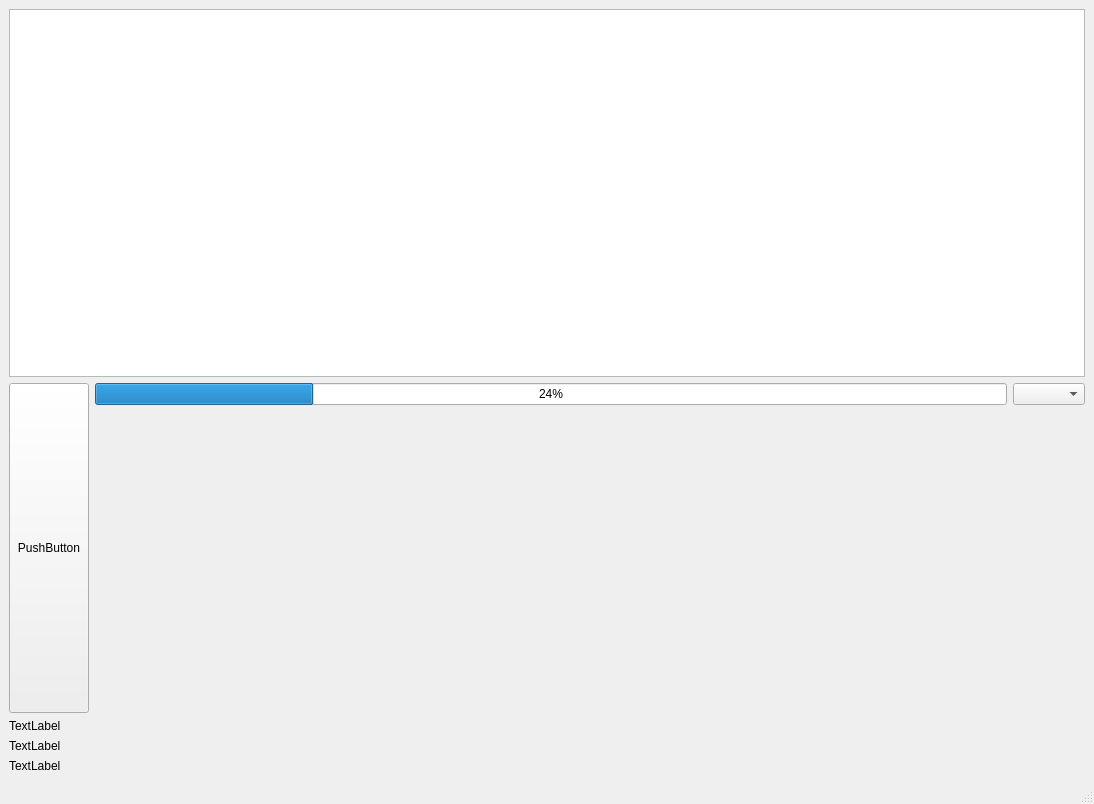
The window that src/client/client/ui/clientwindow.ui (chenx-dust/KingdomCard) describes before a commit, drawn with Qt 5.
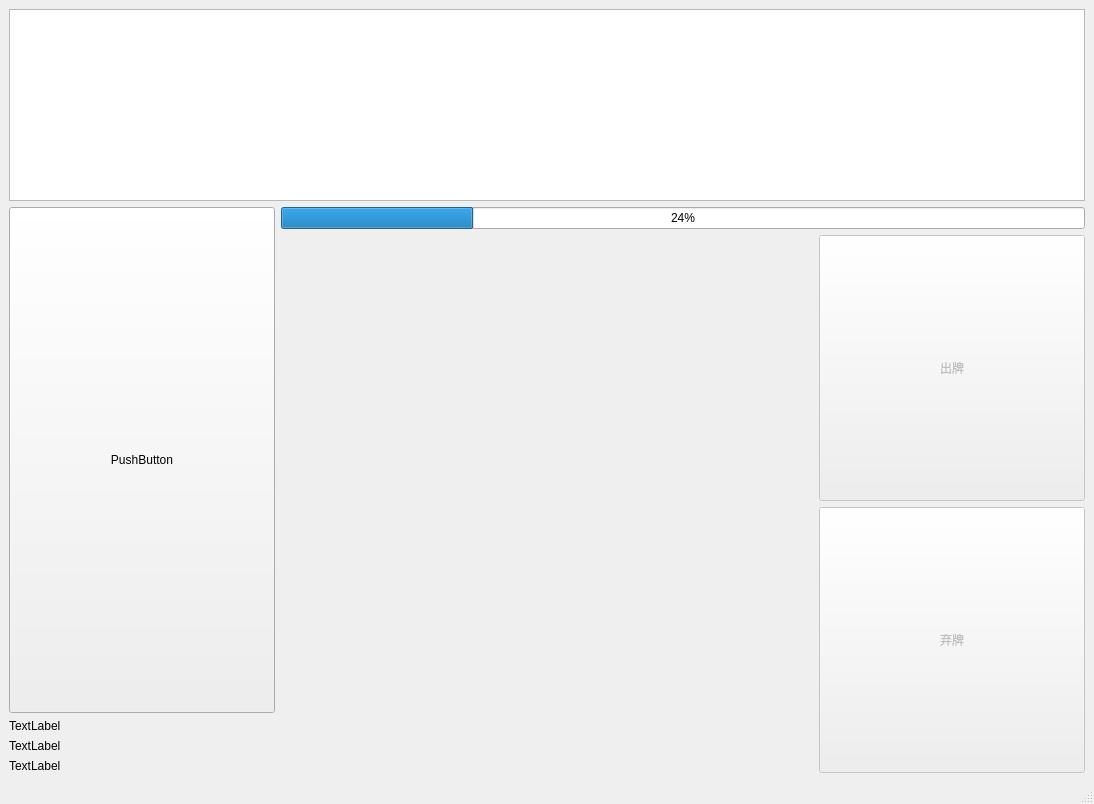
The same window after the commit.

```diff
--- a/src/client/client/ui/clientwindow.ui
+++ b/src/client/client/ui/clientwindow.ui
@@ -24,7 +24,7 @@
     <item row="0" column="0" colspan="3">
      <layout class="QHBoxLayout" name="PlayerBox"/>
     </item>
-    <item row="1" column="0" colspan="3">
+    <item row="1" column="0" colspan="4">
      <widget class="QPlainTextEdit" name="GameTable">
       <property name="sizePolicy">
        <sizepolicy hsizetype="Preferred" vsizetype="Preferred">
@@ -72,19 +72,52 @@
       </item>
      </layout>
     </item>
-    <item row="2" column="1">
+    <item row="2" column="1" colspan="3">
      <widget class="QProgressBar" name="progressBar">
       <property name="value">
        <number>24</number>
       </property>
      </widget>
     </item>
-    <item row="2" column="2">
-     <widget class="QComboBox" name="comboBox"/>
-    </item>
     <item row="3" column="1" colspan="2">
      <layout class="QHBoxLayout" name="CardBox"/>
     </item>
+    <item row="3" column="3">
+     <layout class="QVBoxLayout" name="CardAction">
+      <item>
+       <widget class="QPushButton" name="PlayAction">
+        <property name="enabled">
+         <bool>false</bool>
+        </property>
+        <property name="sizePolicy">
+         <sizepolicy hsizetype="Preferred" vsizetype="Expanding">
+          <horstretch>0</horstretch>
+          <verstretch>0</verstretch>
+         </sizepolicy>
+        </property>
+        <property name="text">
+         <string>出牌</string>
+        </property>
+       </widget>
+      </item>
+      <item>
+       <widget class="QPushButton" name="DiscardAction">
+        <property name="enabled">
+         <bool>false</bool>
+        </property>
+        <property name="sizePolicy">
+         <sizepolicy hsizetype="Preferred" vsizetype="Expanding">
+          <horstretch>0</horstretch>
+          <verstretch>0</verstretch>
+         </sizepolicy>
+        </property>
+        <property name="text">
+         <string>弃牌</string>
+        </property>
+       </widget>
+      </item>
+     </layout>
+    </item>
    </layout>
   </widget>
   <widget class="QMenuBar" name="menubar">
```
Left out of the diff: 2 changed lines with no effect on the pictures.
